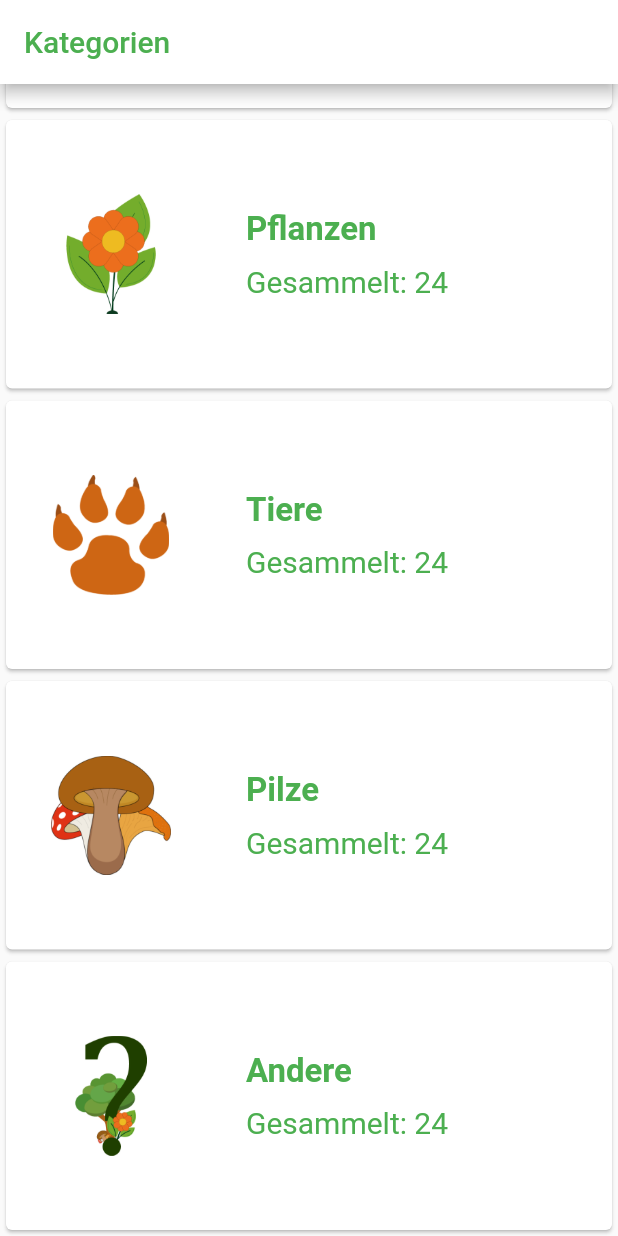
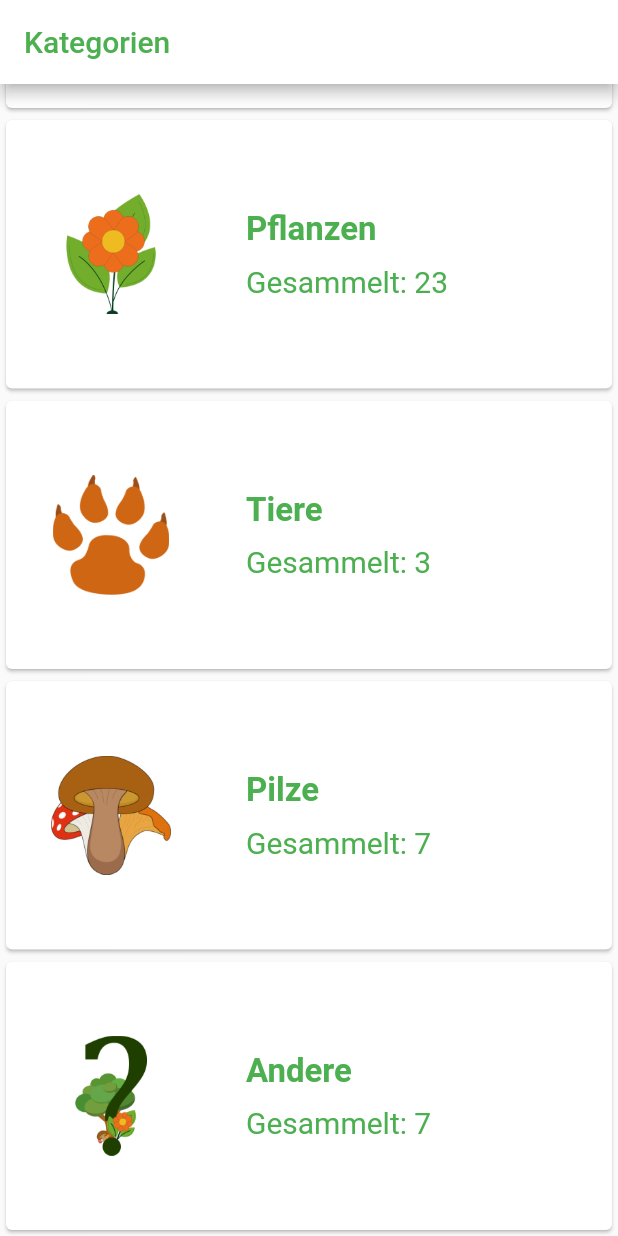
Before and after one commit to Neyttirri/Strollr, a Flutter app: the CollectionTwo screen opened directly, scrolled down 167 dp, on a phone screen of 412 x 824 dp. Run offline on Flutter 3.47's test engine with Material 2 defaults, Android fonts, the phone set to English and light mode, and no system bars; our stand-ins replace charts_flutter, extended_image, flutter_image_compress, fluttertoast, gallery_saver, geolocator and 7 more; missing offline and left inert: animated_check, clickable_list_wheel_view, flutter_polyline_points, gpx, image_editor; accounts and stored records are empty.

Commit message:
Fixed Bug in Collection

```diff
--- a/strollr/lib/Tabs/collectionTwo.dart
+++ b/strollr/lib/Tabs/collectionTwo.dart
@@ -89,7 +89,7 @@ class CollectionTwo extends StatelessWidget {
                     Container(
                       width: 150,
                       child: Text(
-                        "Gesammelt: 24",
+                        "Gesammelt: " + category.itemCount.toString(),
                         style: TextStyle(
                           fontSize: 20,
                           color: headerGreen,
```
